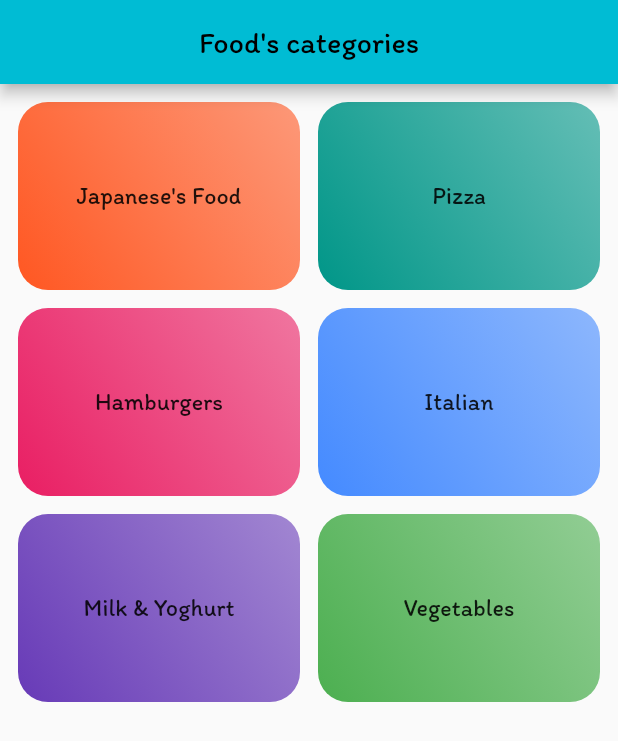
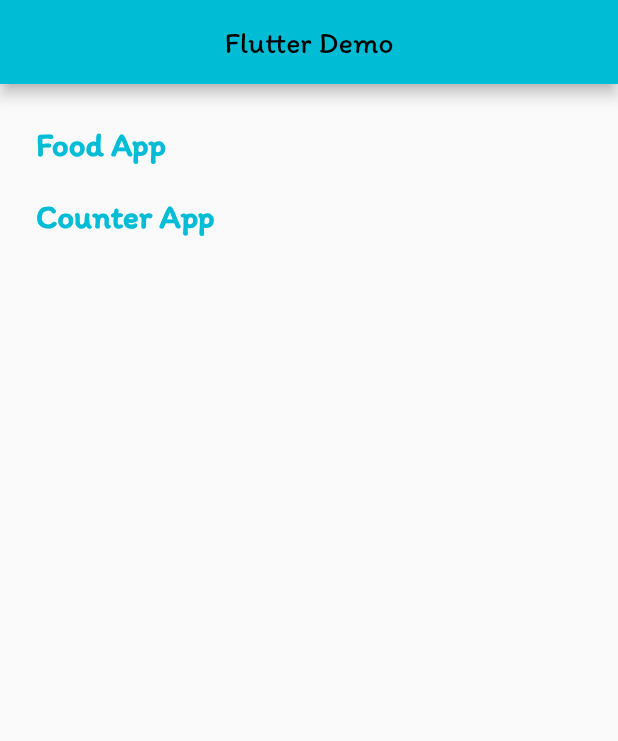
Before and after one commit to lxquyen/FoodApp, a Flutter app: the screen it shows after launch, on a phone screen of 412 x 824 dp. Shown: the top 741 px of the screen. Run offline on Flutter 3.47's test engine with Material 2 defaults, Android fonts, the phone set to English and light mode, and no system bars; our stand-ins replace flutter_bloc.

Commit message:
Counter App

```diff
--- /dev/null
+++ b/lib/events/counter_event.dart
@@ -0,0 +1,2 @@
+//event => bloc
+enum CounterEvent { increment, decrement }
--- a/lib/main.dart
+++ b/lib/main.dart
@@ -1,4 +1,5 @@
 import 'package:flutter/material.dart';
+import 'package:flutter_tutorial/ui/counter/counter_page.dart';
 import 'package:flutter_tutorial/ui/food/category_page.dart';
 import 'package:flutter_tutorial/ui/food/detail_food_page.dart';
 import 'package:flutter_tutorial/ui/food/foods_page.dart';
@@ -17,6 +18,8 @@ class MyApp extends StatelessWidget {
         title: 'Flutter Demo',
         initialRoute: '/',
         routes: {
+          CounterPage.routeName: (context) => CounterPage(),
+          CategoriesPage.routeName: (context) => const CategoriesPage(),
           FoodsPage.routeName: (context) => const FoodsPage(),
           DetailFoodPage.routeName: (context) => const DetailFoodPage(),
         },
@@ -28,12 +31,45 @@ class MyApp extends StatelessWidget {
           //     bodySmall: const TextStyle(color: Color.fromARGB(20, 52, 52, 1)),
           //     titleMedium: const TextStyle(fontSize: 20, fontFamily: 'Sunshiney', color: Colors.white)),
         ),
-        home: Scaffold(
-          appBar: AppBar(
-            centerTitle: true,
-            title: const Text("Food's categories"),
-          ),
-          body: const SafeArea(child: CategoriesPage()),
-        ));
+        home: const HomePage());
   }
 }
+
+class HomePage extends StatelessWidget {
+  const HomePage({super.key});
+
+  @override
+  Widget build(BuildContext context) {
+    return Scaffold(
+      appBar: AppBar(
+        centerTitle: true,
+        title: const Text("Flutter Demo"),
+      ),
+      body: SafeArea(
+          child: Container(
+        padding: const EdgeInsets.symmetric(vertical: 16, horizontal: 16),
+        child: Column(
+          crossAxisAlignment: CrossAxisAlignment.start,
+          children: [
+            TextButton(
+                onPressed: () {
+                  Navigator.pushNamed(context, CategoriesPage.routeName);
+                },
+                child: const Text(
+                  'Food App',
+                  style: TextStyle(fontSize: 22, fontWeight: FontWeight.bold),
+                )),
+            TextButton(
+                onPressed: () {
+                  Navigator.pushNamed(context, CounterPage.routeName);
+                },
+                child: const Text(
+                  'Counter App',
+                  style: TextStyle(fontSize: 22, fontWeight: FontWeight.bold),
+                ))
+          ],
+        ),
+      )),
+    );
+  }
+}
--- a/lib/ui/food/category_page.dart
+++ b/lib/ui/food/category_page.dart
@@ -3,20 +3,27 @@ import 'package:flutter_tutorial/ui/food/category_item.dart';
 import 'package:flutter_tutorial/ui/food/fake_data.dart';
 
 class CategoriesPage extends StatelessWidget {
+  static const String routeName = '/CategoriesPage';
+
   const CategoriesPage({super.key});
 
   @override
   Widget build(BuildContext context) {
-    return GridView(
+    return Scaffold(
+      appBar: AppBar(
+        title: const Text('Food App'),
+      ),
+      body: GridView(
         padding: const EdgeInsets.all(12),
         gridDelegate: const SliverGridDelegateWithMaxCrossAxisExtent(
             maxCrossAxisExtent: 300,
-          childAspectRatio: 3/2,
+            childAspectRatio: 3 / 2,
             mainAxisSpacing: 12,
             crossAxisSpacing: 12),
         children: FAKE_CATEGORIES
             .map((category) => CategoryItem(category: category))
             .toList(),
+      ),
     );
   }
 }
--- a/pubspec.yaml
+++ b/pubspec.yaml
@@ -62,7 +62,10 @@ flutter:
 
   # To add assets to your application, add an assets section, like this:
   assets:
-     - assets/images/loading.gif
+    - assets/images/loading.gif
+    - assets/
+    - assets/fonts/
+    - assets/images/
 
   # An image asset can refer to one or more resolution-specific "variants", see
   # https://flutter.dev/assets-and-images/#resolution-aware
```
Also changed, not shown: analysis_options.yaml (+12 -26 lines), lib/blocs/counter_cubit.dart (added, +19 -0 lines), lib/ui/counter/counter_page.dart (added, +17 -0 lines). Lines whose indentation alone changed are shown as unchanged.
